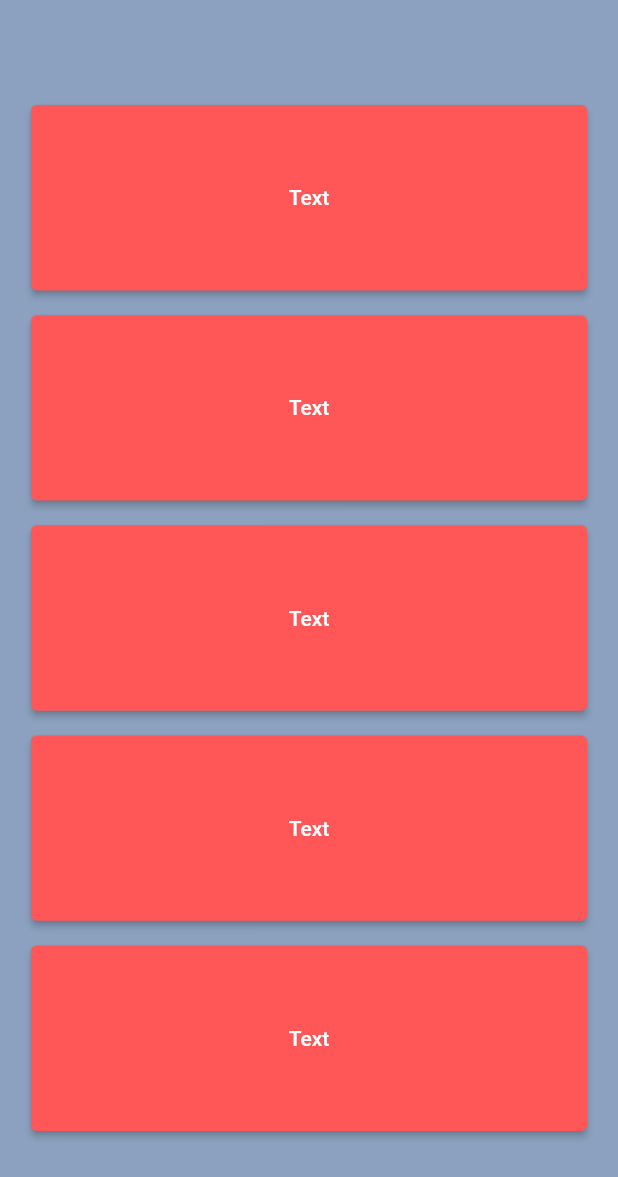
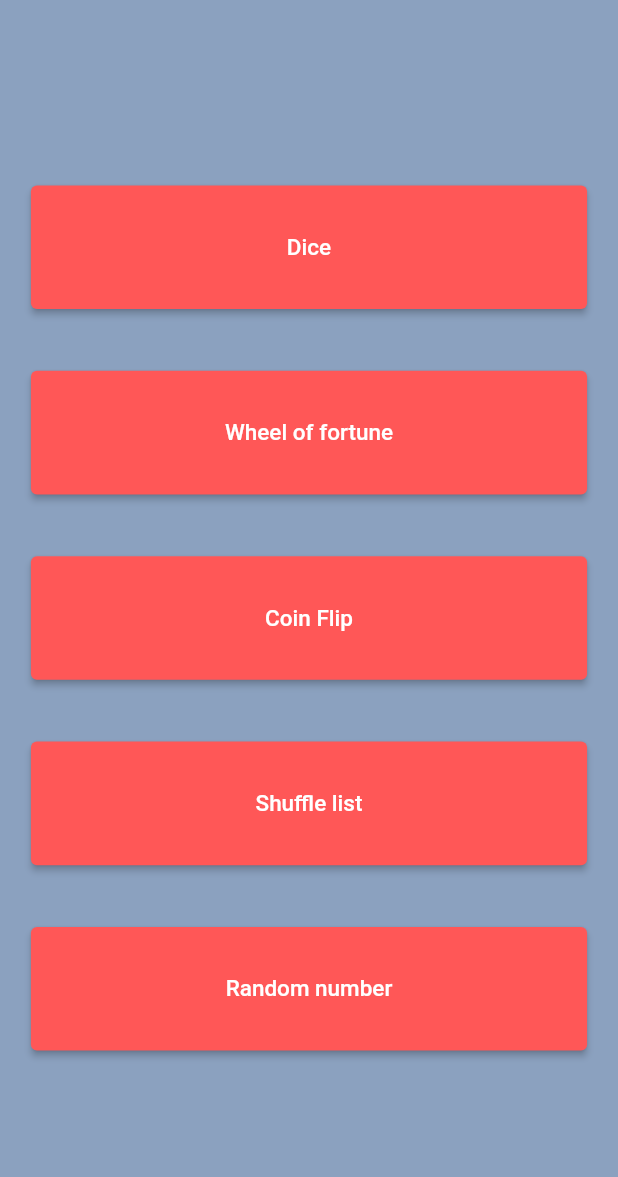
Before and after one commit to yonraf/mobil-software-udvikling, a Flutter app: the screen it shows after launch, on a phone screen of 412 x 824 dp. Shown: the top 1177 px of the screen. Run offline on Flutter 3.47's test engine with Material 2 defaults, Android fonts, the phone set to English and light mode, and no system bars.

Commit message:
Added nav-functionality between home and feature
Only implemented for dice-feature, for example purposes

```diff
--- a/justrandom/lib/screens/components/feauture_button.dart
+++ b/justrandom/lib/screens/components/feauture_button.dart
@@ -2,22 +2,29 @@ import 'package:flutter/cupertino.dart';
 import 'package:flutter/material.dart';
 import 'package:justrandom/constants.dart';
 
+import '../dice.dart';
 import '../home.dart';
 
 class FeatureButton extends StatelessWidget {
+  FeatureButton(this.buttonText);
+  var buttonText;
+
   @override
   Widget build(BuildContext context) {
     return Container(
-      padding: EdgeInsets.all(MediaQuery.of(context).size.width * 0.02),
+      padding: EdgeInsets.all(MediaQuery.of(context).size.width * 0.05),
       child : ElevatedButton(onPressed: () {
           Navigator.push(
             context,
-            MaterialPageRoute(builder: (context) => Home()),
+            MaterialPageRoute(builder: (context) => Dice()),
           );
-        }, child: const Text("Text"),
+        }, child: Text(
+          this.buttonText,
+        style: TextStyle(fontSize: 15),
+      ),
           style: ElevatedButton.styleFrom(
             primary: kPrimaryColor,
-            fixedSize: Size(MediaQuery.of(context).size.width * 0.90, MediaQuery.of(context).size.height * 0.15)
+            fixedSize: Size(MediaQuery.of(context).size.width * 0.90, MediaQuery.of(context).size.height * 0.1)
           ),),
     );
   }
--- a/justrandom/lib/screens/home.dart
+++ b/justrandom/lib/screens/home.dart
@@ -11,11 +11,11 @@ class Home extends StatelessWidget {
         child: Column(
           mainAxisAlignment: MainAxisAlignment.center,
           children: [
-            FeatureButton(),
-            FeatureButton(),
-            FeatureButton(),
-            FeatureButton(),
-            FeatureButton(),
+            FeatureButton("Dice"),
+            FeatureButton("Wheel of fortune"),
+            FeatureButton("Coin Flip"),
+            FeatureButton("Shuffle list"),
+            FeatureButton("Random number"),
           ],
         ),
       )
```
Also changed, not shown: justrandom/lib/screens/components/home_button.dart (added, +24 -0 lines), justrandom/lib/screens/dice.dart (added, +16 -0 lines).
